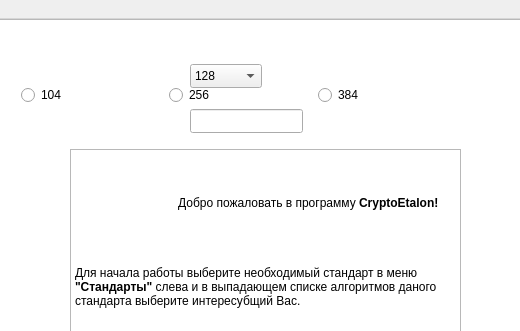
This is mainwindow.ui in Kyoto658/Diplom1 as Qt 5 draws it before an edit; both pictures show x 280 to 800 and y 0 to 331 of the 800 by 590 pixel window. The edited form follows.
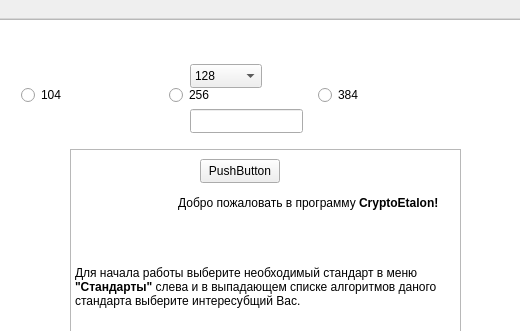
This is the edited form.

```diff
--- a/mainwindow.ui
+++ b/mainwindow.ui
@@ -281,6 +281,19 @@
      <string>104</string>
     </property>
    </widget>
+   <widget class="QPushButton" name="pushButton">
+    <property name="geometry">
+     <rect>
+      <x>480</x>
+      <y>140</y>
+      <width>80</width>
+      <height>24</height>
+     </rect>
+    </property>
+    <property name="text">
+     <string>PushButton</string>
+    </property>
+   </widget>
    <zorder>textBrowser_2</zorder>
    <zorder>treeWidget</zorder>
    <zorder>textBrowser</zorder>
@@ -294,6 +307,7 @@
    <zorder>label_4</zorder>
    <zorder>textBrowser_3</zorder>
    <zorder>lineEdit</zorder>
+   <zorder>pushButton</zorder>
   </widget>
   <widget class="QMenuBar" name="menubar">
    <property name="geometry">
```
